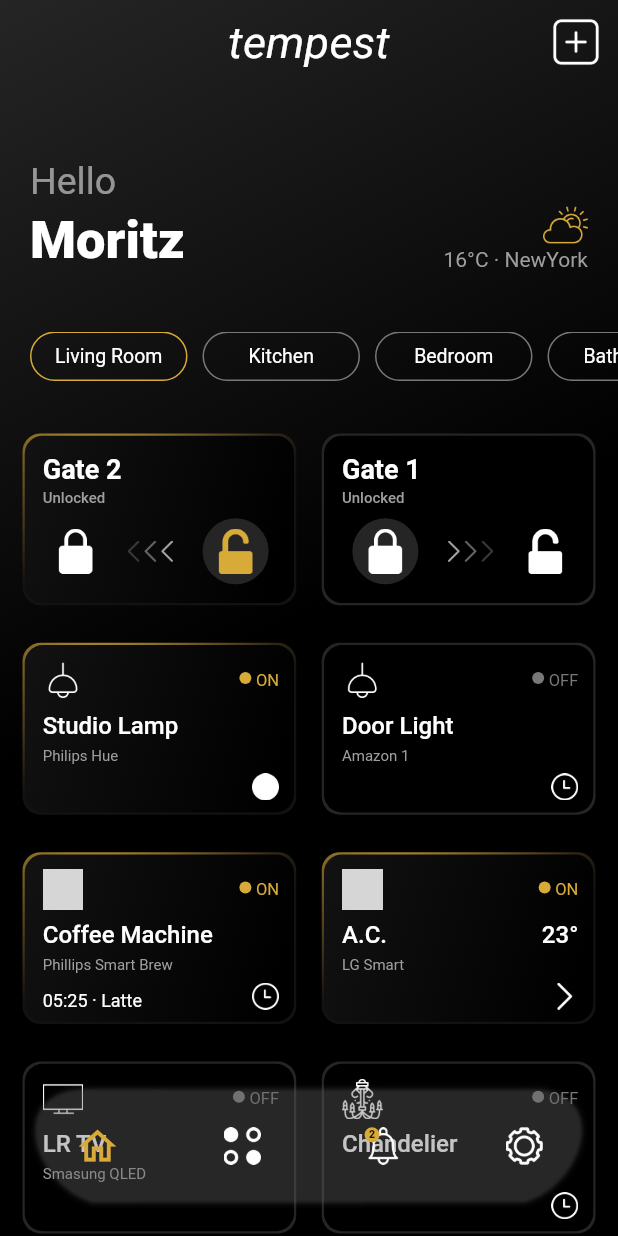
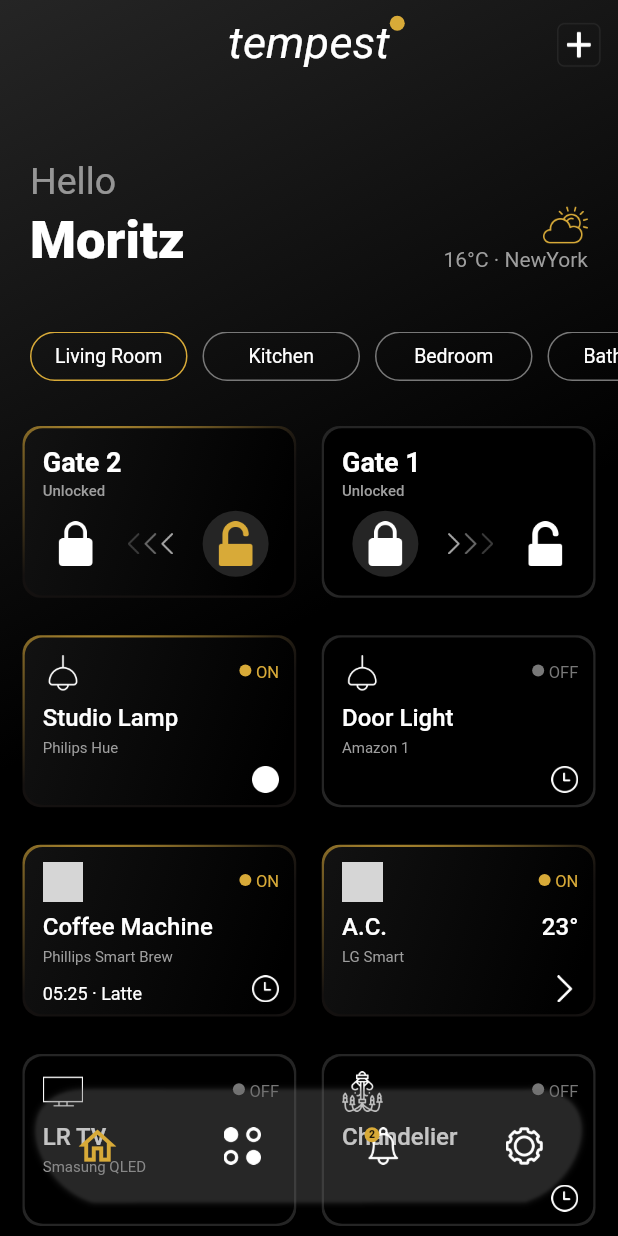
Before and after one commit to ravipatel0508/Home-automation-ui-flutter, a Flutter app: the screen it shows after launch, on a phone screen of 412 x 824 dp. Run offline on Flutter 3.47's test engine with Material 2 defaults, Android fonts, the phone set to English and light mode, and no system bars; our stand-ins replace google_fonts; grey boxes are pictures that could not be loaded.

Commit message:
Final Commit

```diff
--- a/lib/main.dart
+++ b/lib/main.dart
@@ -1,4 +1,3 @@
-import 'dart:developer';
 import 'dart:ui';
 
 import 'package:flutter/material.dart';
@@ -18,13 +17,13 @@
       theme: ThemeData(
         textTheme: GoogleFonts.kumbhSansTextTheme(),
       ),
-      home: MyHomePage(),
+      home: const MyHomePage(),
     );
   }
 }
 
 class MyHomePage extends StatefulWidget {
-  MyHomePage({Key? key}) : super(key: key);
+  const MyHomePage({Key? key}) : super(key: key);
 
   @override
   State<MyHomePage> createState() => _MyHomePageState();
@@ -43,13 +42,15 @@
     "Dining Room",
   ];
 
-  List<bool> _roomState = [
+  final List<bool> _roomState = [
     true,
     false,
     false,
     false,
     false,
   ];
+  //previousIndex is for the previous state of the room
+  var previousIndex = 0;
 
   final List<String> _electicApplianceImages = [
     "",
@@ -192,7 +193,23 @@
             slivers: [
               SliverAppBar(
                 primary: true,
-                title: const Text(
+                title: Stack(
+                  clipBehavior: Clip.none,
+                  // alignment: Alignment.topRight,
+                  children: [
+                    Positioned(
+                      right: -10,
+                      child: Container(
+                        height: 10,
+                        width: 10,
+                        decoration: BoxDecoration(
+                          color: _primaryColor,
+                          // shape: BoxShape.circle,
+                          borderRadius: BorderRadius.circular(50),
+                        ),
+                      ),
+                    ),
+                    const Text(
                       "tempest",
                       style: TextStyle(
                         color: Colors.white,
@@ -201,11 +218,14 @@
                         fontStyle: FontStyle.italic,
                       ),
                     ),
+                  ],
+                ),
                 actions: [
-                  Image.asset(
-                    "assets/icon/add.png",
-                    color: Colors.white,
-                    height: 25,
+                  Padding(
+                    padding: const EdgeInsets.all(5.0),
+                    child: Image.asset(
+                      "assets/icon/add-icon.png",
+                    ),
                   ),
                 ],
                 centerTitle: true,
@@ -217,7 +237,9 @@
                 child: SizedBox(height: 50),
               ),
               SliverToBoxAdapter(
-                child: Padding(
+                child: Column(
+                  children:
+                    [Padding(
                       padding: const EdgeInsets.symmetric(horizontal: 20),
                       child: Column(
                         children: [
@@ -264,32 +286,48 @@
                         ],
                       ),
                     ),
-              ),
-              const SliverPadding(
-                padding: EdgeInsets.only(top: 40),
-              ),
-              SliverToBoxAdapter(
-                child: SingleChildScrollView(
+                   const SizedBox(height: 40),
+                      SingleChildScrollView(
                         scrollDirection: Axis.horizontal,
                         child: Padding(
                           padding: const EdgeInsets.only(left: 20),
                           child: Row(
                             children: [
                               for (var i = 0; i < _room.length; i++)
-                          _roomTabs(_room[i], _roomState[i], i),
+                                _roomTabs(_room[i], _roomState[i],i),
                             ],
                           ),
                         ),
                       ),
+                      const SizedBox(height: 30),
+                  ],
                 ),
-              const SliverPadding(
-                padding: EdgeInsets.only(top: 35),
               ),
+              // const SliverPadding(
+              //   padding: EdgeInsets.only(top: 40),
+              // ),
+              // SliverToBoxAdapter(
+              //   child: SingleChildScrollView(
+              //     scrollDirection: Axis.horizontal,
+              //     child: Padding(
+              //       padding: const EdgeInsets.only(left: 20),
+              //       child: Row(
+              //         children: [
+              //           for (var i = 0; i < _room.length; i++)
+              //             _roomTabs(_room[i], _roomState[i], i),
+              //         ],
+              //       ),
+              //     ),
+              //   ),
+              // ),
+              // const SliverPadding(
+              //   padding: EdgeInsets.only(top: 35),
+              // ),
               SliverPadding(
                 padding: const EdgeInsets.only(left: 15, right: 15),
                 sliver: SliverGrid(
-                  gridDelegate: const SliverGridDelegateWithMaxCrossAxisExtent(
-                    maxCrossAxisExtent: 200.0,
+                  gridDelegate: const SliverGridDelegateWithFixedCrossAxisCount(
+                    crossAxisCount: 2,
                     mainAxisSpacing: 25.0,
                     crossAxisSpacing: 17.0,
                     childAspectRatio: 180 / 113,
@@ -313,7 +351,7 @@
                   ),
                 ),
               ),
-              const SliverPadding(padding: EdgeInsets.only(top: 20)),
+              const SliverPadding(padding: EdgeInsets.only(top: 90)),
             ],
           ),
           Positioned(
@@ -699,7 +737,9 @@
     return GestureDetector(
       onTap: () {
         setState(() {
+          _roomState[previousIndex] = false;
           _roomState[index] = !_roomState[index];
+          previousIndex = index;
         });
       },
       child: Container(
```
Also changed, not shown: assets/icon/add-icon.png (added). Lines whose indentation alone changed are shown as unchanged.
